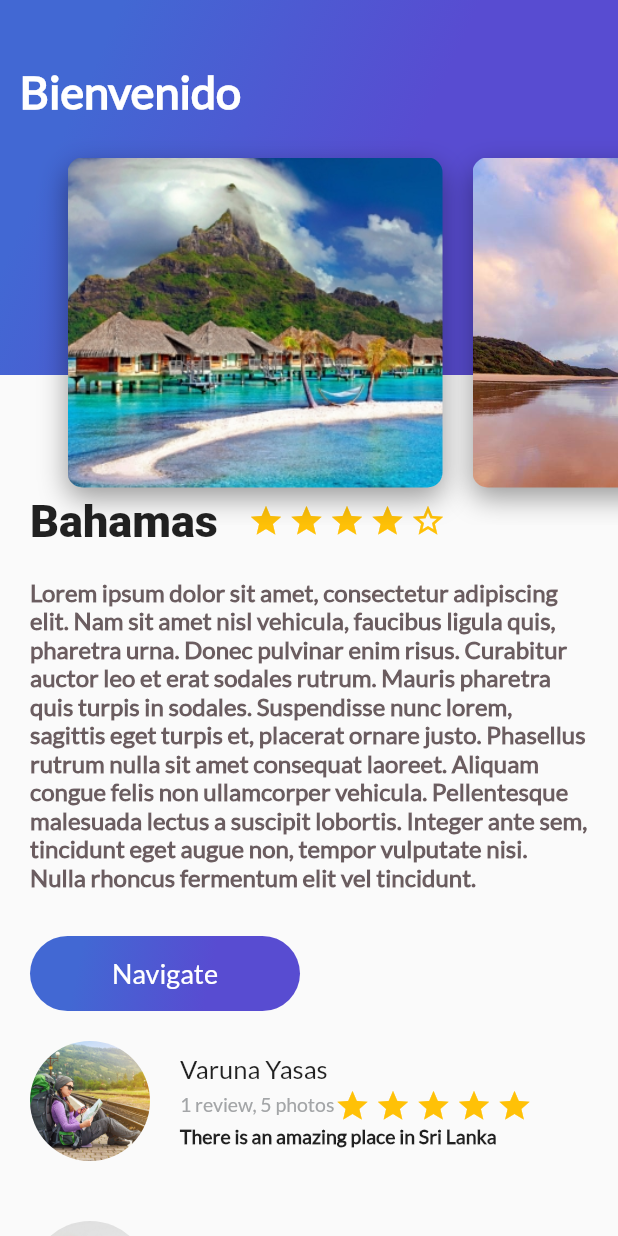
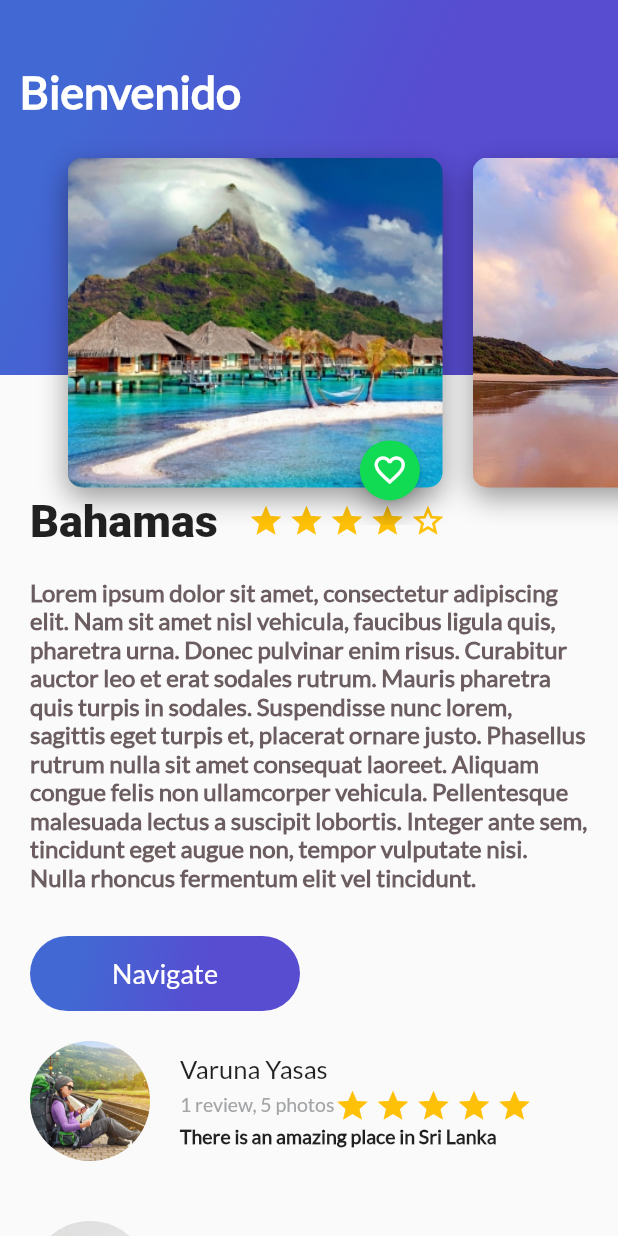
Before and after one commit to alejandrazuleta1/trips_app, a Flutter app: the screen it shows after launch, on a phone screen of 412 x 824 dp. Run offline on Flutter 3.47's test engine with Material 2 defaults, Android fonts, the phone set to English and light mode, and no system bars.

Commit message:
Adicion del widget stateful boton flotante en la card

```diff
--- a/lib/card_image.dart
+++ b/lib/card_image.dart
@@ -1,4 +1,5 @@
 import 'package:flutter/material.dart';
+import 'floating_action_button_green.dart';
 
 class CardImage extends StatelessWidget{
 
@@ -30,7 +31,13 @@ class CardImage extends StatelessWidget{
         ]
       ),
     );
-    return card;
+    return Stack(
+      alignment: Alignment(0.9,1.1),
+      children: [
+        card,
+        FloatingActionButtonGreen()
+      ],
+    );
   }
 
 }
--- /dev/null
+++ b/lib/floating_action_button_green.dart
@@ -0,0 +1,29 @@
+import 'package:flutter/material.dart';
+
+class FloatingActionButtonGreen extends StatefulWidget{
+  @override
+  State<StatefulWidget> createState() {
+    return _FloatingActionButtonGreen();
+  }
+}
+
+class _FloatingActionButtonGreen extends State<FloatingActionButtonGreen> {
+  IconData iconData = Icons.favorite_border;
+  void onPressedFav(){
+    setState(() => iconData = iconData == Icons.favorite_border ? Icons.favorite : Icons.favorite_border);
+  }
+
+  @override
+  Widget build(BuildContext context) {
+    return FloatingActionButton(
+      backgroundColor: Color(0xFF11DA53),
+      mini: true,
+      tooltip: "Fav",
+      onPressed: onPressedFav,
+      child: Icon(
+          iconData
+      ),
+    );
+  }
+
+}
```
